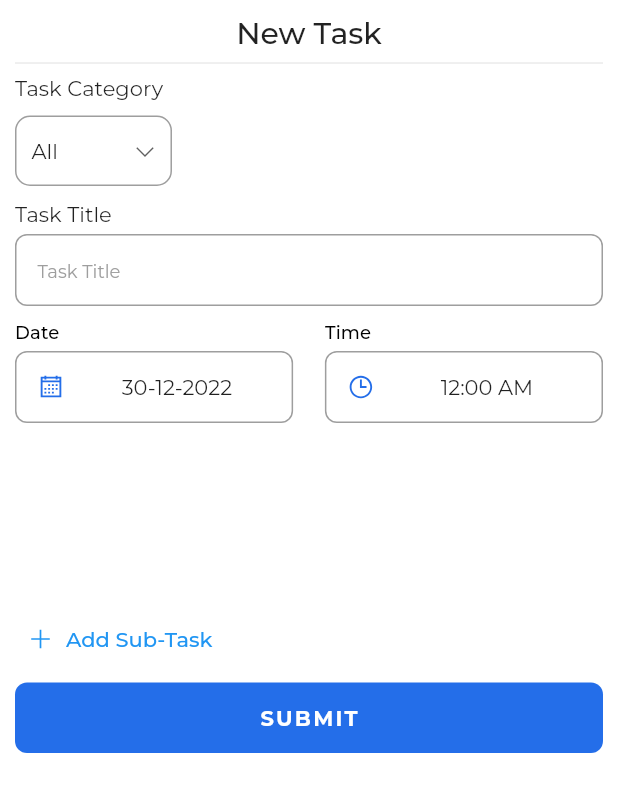
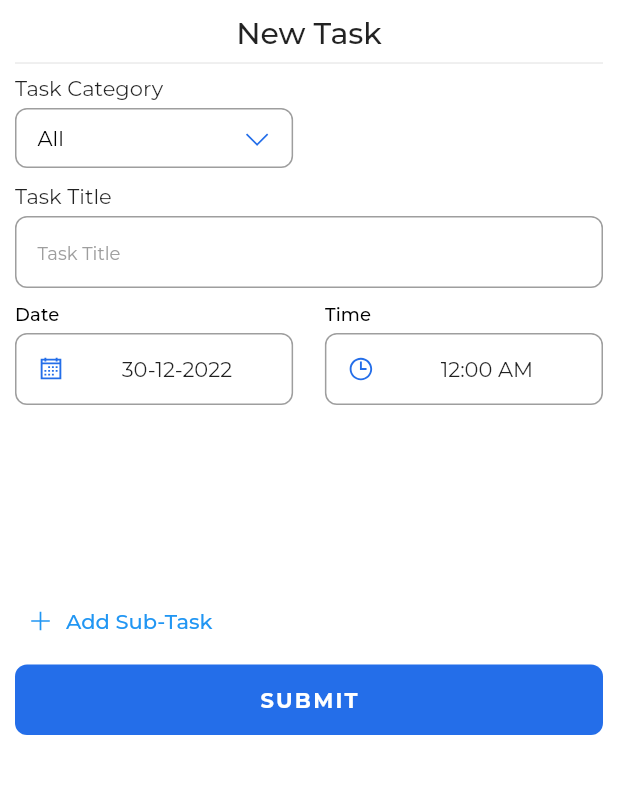
Before and after one commit to sudipmahanta/notepad, a Flutter app: the HomeModalSheetScreen widget shown alone on an empty page, opened directly, after a tap on "SUBMIT", on a phone screen of 412 x 824 dp. Shown: the top 792 px of the screen. Run offline on Flutter 3.47's test engine with Material 2 defaults, Android fonts, the phone set to English and light mode, and no system bars; our stand-ins replace cloud_firestore, firebase_auth, firebase_core, fluttertoast, line_icons, page_transition and 1 more; accounts and stored records are empty; network calls fail.

Commit message:
dropdown fixed

```diff
--- a/lib/auth/create_account.dart
+++ b/lib/auth/create_account.dart
@@ -40,7 +40,7 @@ class _CreateAccountScreenState extends State<CreateAccountScreen> {
     return Scaffold(
       body: SafeArea(
           child: SingleChildScrollView(
-            child: progressIndicator == true ? const KoalaProgressIndicator() :
+            child: progressIndicator == true ? const KoalaProgressIndicator(text: 'Creating Account',) :
             Container(
               width: double.maxFinite,
               height: height,
--- a/lib/auth/login.dart
+++ b/lib/auth/login.dart
@@ -39,7 +39,7 @@ class _LoginScreenState extends State<LoginScreen> {
               width: double.maxFinite,
               height: height,
               padding: const EdgeInsets.symmetric(horizontal: 15),
-              child: progressIndicator == true ? const KoalaProgressIndicator() : Column(
+              child: progressIndicator == true ? const KoalaProgressIndicator(text: 'Authenticating',) : Column(
                 crossAxisAlignment: CrossAxisAlignment.start,
                 mainAxisAlignment: MainAxisAlignment.center,
                 mainAxisSize: MainAxisSize.max,
--- a/lib/home/widget/home_modal_sheet.dart
+++ b/lib/home/widget/home_modal_sheet.dart
@@ -6,6 +6,10 @@ import 'package:notepad/utils/button.dart';
 import 'package:notepad/utils/input_field.dart';
 
 import 'package:cloud_firestore/cloud_firestore.dart';
+import 'package:notepad/utils/todo_progress_indicator.dart';
+
+import '../../task/widget/todo_dropdown_button.dart';
+import '../../utils/colors.dart';
 
 class HomeModalSheetScreen extends StatefulWidget {
   const HomeModalSheetScreen({Key? key}) : super(key: key);
@@ -17,22 +21,24 @@ class HomeModalSheetScreen extends StatefulWidget {
 class _HomeModalSheetScreenState extends State<HomeModalSheetScreen> {
 
   final taskCategoryController = TextEditingController();
-  final titleController = TextEditingController();
-  final reminderDateController = TextEditingController(text: DateFormat('dd-MM-yyyy').format( DateTime.now()).toString());
-  final reminderTimeController = TextEditingController(text: '12:00 AM');
-  final descController = TextEditingController();
-  String? defaultValue = 'All';
+  TextEditingController titleController = TextEditingController();
+  TextEditingController reminderDateController = TextEditingController(text: DateFormat('dd-MM-yyyy').format( DateTime.now()).toString());
+  TextEditingController reminderTimeController = TextEditingController(text: '12:00 AM');
+  TextEditingController descController = TextEditingController();
+  String defaultValue = 'All';
   List<String> dropDownItemList = ['All', 'Class', 'Gym', 'Groceries', 'Home', 'Meet Up', 'Shopping'];
   int listLength = 0;
 
+  bool progressIndicator = false;
+
   CollectionReference tasks = FirebaseFirestore.instance.collection('tasks');
 
-  Future<void> addTasks() async {
+  Future<void> addTasks() async{
     return tasks.add({
       'taskCategory': defaultValue.toString(),
       'title': titleController.text,
       'date': reminderDateController.text.toString(),
-      'time': reminderTimeController.text.toString()
+      'time': reminderTimeController.text.toString(),
     }).then((value) => debugPrint('Updated')
    // const SnackBar(content: Text('Data Added Successfully'))
     ).catchError((error) => debugPrint('Failed')
@@ -40,18 +46,28 @@ class _HomeModalSheetScreenState extends State<HomeModalSheetScreen> {
     );
   }
 
+  void clearField() {
+    defaultValue = 'All';
+    titleController.clear();
+    reminderDateController = TextEditingController(text: DateFormat('dd-MM-yyyy').format( DateTime.now()).toString());
+    reminderTimeController = TextEditingController(text: '12:00 AM');
+  }
 
   @override
   Widget build(BuildContext context) {
     double width = MediaQuery.of(context).size.width;
+    double height = MediaQuery.of(context).size.height;
 
     return SingleChildScrollView(
       child: SafeArea(
         child: Container(
+          height: height * 0.75,
           padding: EdgeInsets.only(left: 10, top: 10, right: 10,
               bottom: MediaQuery.of(context).viewInsets.bottom
           ),
-          child: Form(
+          child:  progressIndicator == true ? const Center(
+              child: KoalaProgressIndicator(text: 'Uploading Task',)):
+          Form(
             child: Column(
               crossAxisAlignment: CrossAxisAlignment.start,
               mainAxisSize: MainAxisSize.min,
@@ -64,51 +80,38 @@ class _HomeModalSheetScreenState extends State<HomeModalSheetScreen> {
                 ),
                 const Divider(),
 
-                Text('Task Category', style: Theme.of(context).textTheme.titleMedium,),
-                Container(
-                  height: 47,
-                  margin: const EdgeInsets.symmetric(vertical: 10),
-                  padding: const EdgeInsets.symmetric(horizontal: 10),
-                  decoration: BoxDecoration(
-                    border: Border.all(
-                      width: 1.0,
-                      color: Colors.grey
-                    ),
-                    borderRadius: BorderRadius.circular(10)
-                  ),
-                  child: DropdownButtonHideUnderline(
-                    child: DropdownButton(
-                      value: defaultValue,
-                      icon: const Icon(LineIcons.angleDown,
-                        size: 14,
-                      ),
-                      items: dropDownItemList.map((String items) {
-                        return DropdownMenuItem(
-                          value: items,
-                          child: Text(items),
-                        );
-                      }).toList(),
-                      onChanged: (String? newValue) {
-                        setState(() {
-                          defaultValue = newValue!;
-                        });
-                      },
-                    ),
-                  ),
+                Text('Task Category',
+                  style: Theme.of(context).textTheme.titleMedium,
                 ),
 
-                /*KoalaDropDownButton(
+                KoalaDropDownButton(
                   height: 40,
                   width: width * 0.45,
-                  dialogPositionX: -0.90,
-                  dialogPositionY: 0.42,
-                  controller: taskCategoryController,
                   suffixIcon: const Icon(LineIcons.angleDown,
                     size: 18,
                   ),
-                  defaultValue: defaultValue,
-                  dropDownItemList: dropDownItemList,
-                ),*/
+                  value: defaultValue,
+                  items: dropDownItemList.map((e) => Container(
+                    padding: const EdgeInsets.symmetric(horizontal: 10.0, vertical: 10.0),
+                    margin: const EdgeInsets.symmetric(vertical: 2.0),
+                    decoration: BoxDecoration(
+                        color: e.toString() == 'All' ?
+                        secoundaryColor.withOpacity(0.4): primaryColor.withOpacity(0.5),
+                        borderRadius: BorderRadius.circular(8)
+                    ),
+                    child: GestureDetector(
+                        onTap: (){
+                          defaultValue = e;
+                          setState(() { });
+                          Navigator.pop(context);
+                        },
+                        child: Text(e,
+                          style: TextStyle(
+                              color: (e.toString() == 'All') ? Colors.white : Colors.black
+                          ),)
+                    ),)
+                  ).toList(growable: true),
+                ),
 
                 Text('Task Title', style: Theme.of(context).textTheme.titleMedium,),
                 TextInputField(
@@ -181,13 +184,17 @@ class _HomeModalSheetScreenState extends State<HomeModalSheetScreen> {
                 PrimaryButton(
                     width: width,
                     height: 47,
-                    onPressed: () {
-                      addTasks();
-                      debugPrint(defaultValue.toString());
-                      debugPrint(reminderDateController.toString());
-                      debugPrint(reminderTimeController.toString());
+                    onPressed: () async{
+                      // if()
+                      setState(() {
+                        progressIndicator = true;
+                      });
+                      await addTasks();
+                      clearField();
+                      setState(() {
+                        progressIndicator = false;
+                      });
                     },
-                    // addTasks,
                     label: 'SUBMIT')
               ],
             ),
--- /dev/null
+++ b/lib/task/widget/todo_dropdown_button.dart
@@ -0,0 +1,113 @@
+import 'package:flutter/material.dart';
+import 'package:line_icons/line_icons.dart';
+import 'package:notepad/utils/colors.dart';
+
+class KoalaDropDownButton extends StatefulWidget {
+  final double width;
+  final double height;
+  final Icon? suffixIcon;
+  final List<Widget> items;
+  String value;
+
+  KoalaDropDownButton({Key? key,
+    required this.width,
+    required this.height,
+    this.suffixIcon,
+    required this.value,
+    required this.items
+  }) : super(key: key);
+
+  @override
+  State<KoalaDropDownButton> createState() => _KoalaDropDownButtonState();
+}
+
+class _KoalaDropDownButtonState extends State<KoalaDropDownButton> {
+
+  bool dialogOpen = false;
+
+  @override
+  Widget build(BuildContext context) {
+    double width = MediaQuery.of(context).size.width;
+    return Container(
+      height: widget.height,
+      width: widget.width,
+      margin: const EdgeInsets.only(top: 5, bottom: 10),
+      child: TextField(
+        onTap: () {
+          showDialog(
+              context: context,
+              builder: (BuildContext context) {
+                return Align(
+                  alignment: const Alignment(-0.90, 0.28),
+                  child: Material(
+                    shape:
+                    RoundedRectangleBorder(borderRadius: BorderRadius.circular(10.0)),
+                    child: Padding(
+                      padding: const EdgeInsets.only(left: 10.0, right: 10, top: 10),
+                      child: SizedBox(
+                        width: width * 0.40,
+                        height: 220,
+                        child: Column(
+                          children: [
+                            Container(
+                              height: 170,
+                              constraints: const BoxConstraints(minHeight: 80),
+                              child: ListView(
+                                  shrinkWrap: true,
+                                  primary: true,
+                                  physics: const AlwaysScrollableScrollPhysics(),
+                                  children: widget.items,
+                              ),
+                            ),
+                            SizedBox(
+                              width: width,
+                              child: ElevatedButton.icon(
+                                onPressed: () {
+                                  setState(() {
+                                    // widget.items.add('Jogging');
+                                  });
+                                  },
+                                icon: const Icon(LineIcons.plus,
+                                  size: 10,
+                                ), label: const Text('Add More',), style: ElevatedButton.styleFrom(
+                                  textStyle: const TextStyle(
+                                      color: Colors.white,
+                                      fontSize: 10,
+                                      fontFamily: 'Montserrat',
+                                      fontWeight: FontWeight.w500
+                                  ),
+                                  backgroundColor: secoundaryColor.withOpacity(0.4)
+                              ),),
+                            )
+                          ],
+                        ),
+                      ),
+                    ),
+                  ),
+                );
+              });
+          setState(() {
+            widget.items;
+          });
+          },
+        onChanged: (String value) {
+          widget.value = value;
+        },
+        keyboardType: TextInputType.text,
+        textCapitalization: TextCapitalization.sentences,
+        cursorColor: secoundaryColor,
+        cursorWidth: 1.5,
+        cursorHeight: 20,
+        readOnly: true,
+        cursorRadius: const Radius.circular(8),
+        decoration: InputDecoration(
+          hintText: widget.value,
+          hintStyle: const TextStyle(
+            color: Colors.black
+          ),
+          suffixIcon: widget.suffixIcon,
+        ),
+      ),
+    );
+  }
+}
--- a/lib/utils/input_field.dart
+++ b/lib/utils/input_field.dart
@@ -55,7 +55,8 @@ class _PickerInputFieldState extends State<PickerInputField> {
       DateTime initialDate = DateTime.now();
       DateTime? pickedDate = await showDatePicker(
           context: context,
-          initialDate: initialDate, lastDate: DateTime(4000),
+          initialDate: initialDate,
+          lastDate: DateTime(4000),
           firstDate: initialDate);
       if(pickedDate != null) {
         String formattedDate = DateFormat('dd-MM-yyyy').format(pickedDate);
```
Also changed, not shown: lib/utils/todo_dropdown_button.dart (deleted, +0 -147 lines), lib/utils/todo_progress_indicator.dart (+4 -10 lines).
